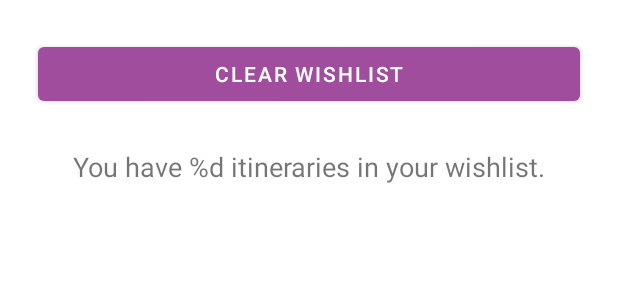
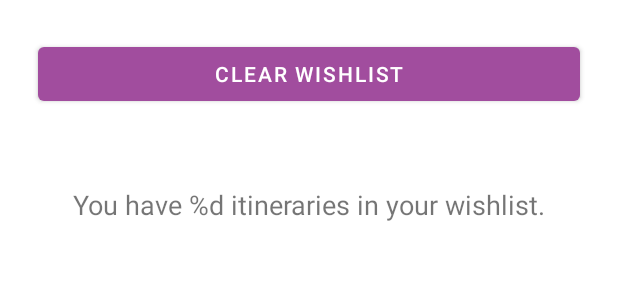
Before and after one commit to F-S-C/Cicerone, an Android app: the layout fragment_wishlist.xml on its own in the app's theme, with its tools: preview values and no code run, on a phone screen of 412 x 824 dp. Shown: the top 300 px of the screen. Run offline under Robolectric (Android 15) with nearby library versions, the phone set to English and light mode, and no system bars.

Commit message:
Sistemate TextView in Wishlist e Home

```diff
--- a/Android/app/src/main/res/layout/fragment_wishlist.xml
+++ b/Android/app/src/main/res/layout/fragment_wishlist.xml
@@ -23,7 +23,7 @@
             android:id="@+id/numberOfItineraries"
             android:layout_width="match_parent"
             android:layout_height="wrap_content"
-            android:layout_marginBottom="15dp"
+            android:padding="25dp"
             android:text="@string/wishlist_number"
             android:textAlignment="center"
             android:textSize="18sp" />
```
Also changed, not shown: Android/app/src/main/java/com/fsc/cicerone/HomeFragment.java (+4 -5 lines), Android/app/src/main/res/layout/fragment_home.xml (+10 -0 lines).
